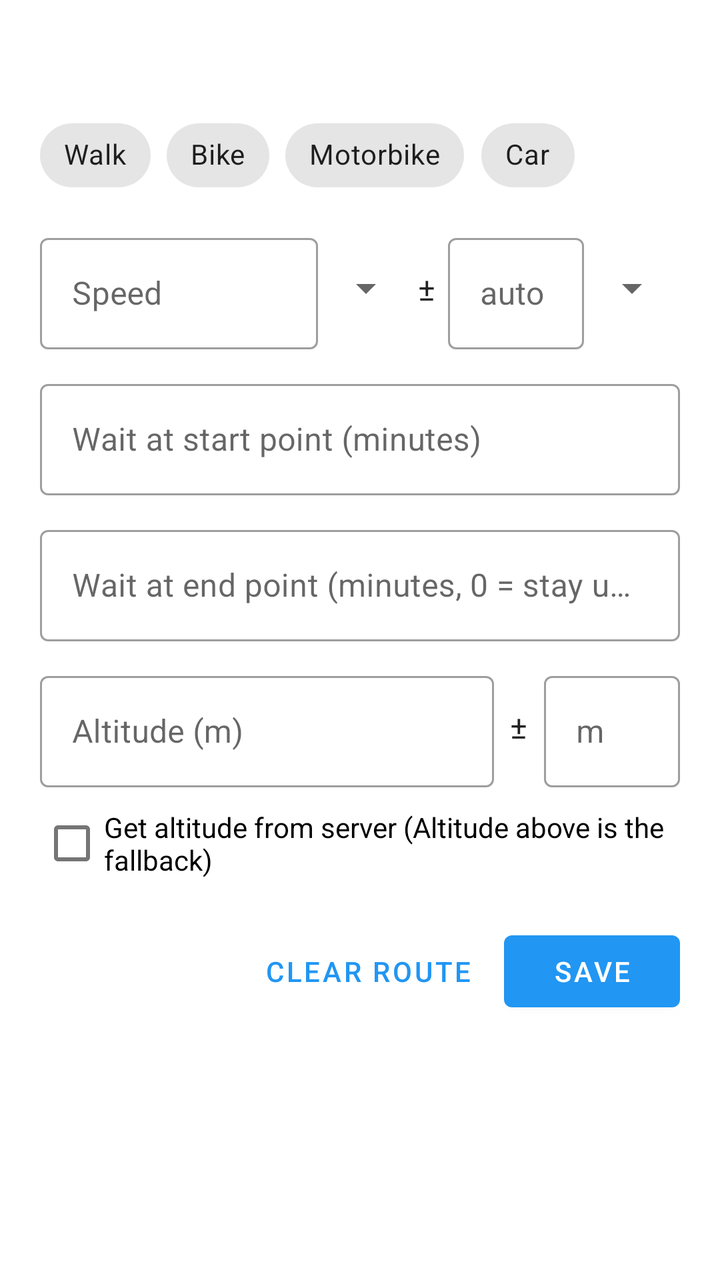
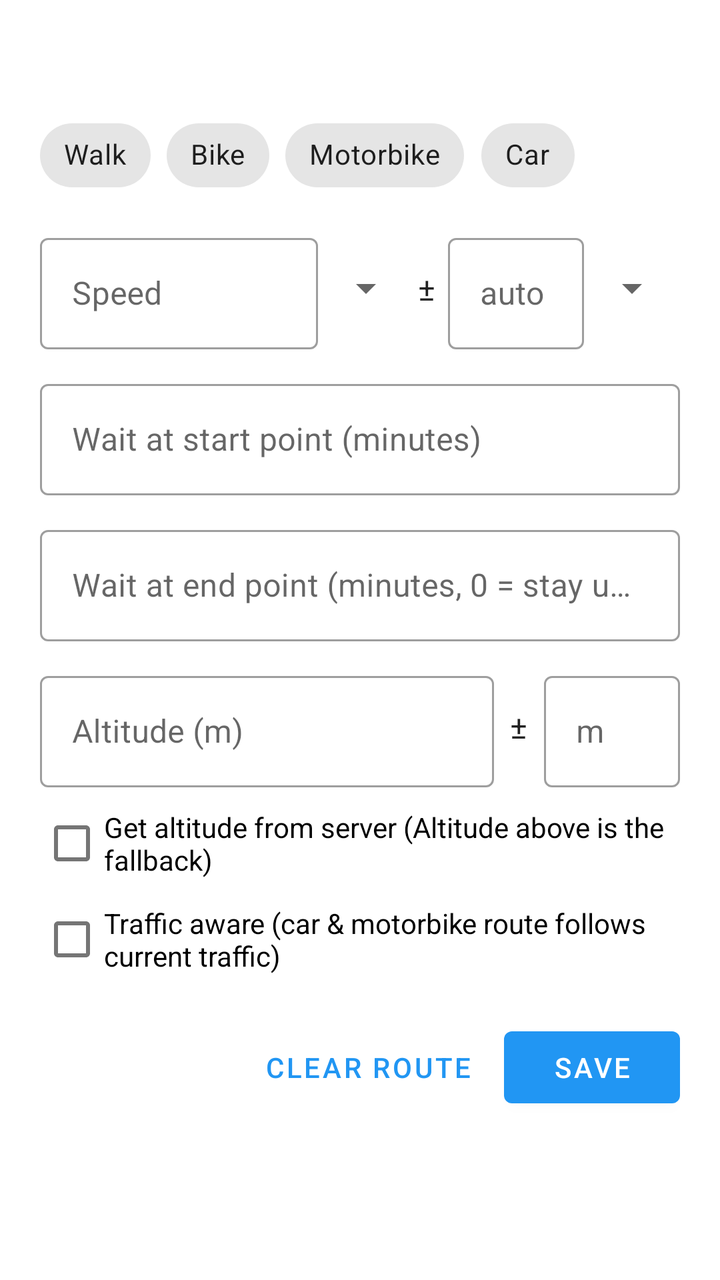

Before-and-after screenshots of an Android layout around one commit, followed by the original layout XML and the change that was made.
<!-- AndroidManifest.xml: application theme Theme.SetLoc -->
<!-- res/layout/route_options.xml -->
<?xml version="1.0" encoding="utf-8"?>
<androidx.core.widget.NestedScrollView xmlns:android="http://schemas.android.com/apk/res/android"
    xmlns:app="http://schemas.android.com/apk/res-auto"
    android:layout_width="match_parent"
    android:layout_height="wrap_content">

<LinearLayout
    android:layout_width="match_parent"
    android:layout_height="wrap_content"
    android:orientation="vertical"
    android:paddingStart="20dp"
    android:paddingTop="20dp"
    android:paddingEnd="20dp"
    android:paddingBottom="16dp">

    <TextView
        android:id="@+id/route_summary"
        android:layout_width="match_parent"
        android:layout_height="wrap_content"
        android:textAppearance="?attr/textAppearanceSubtitle1"
        android:textStyle="bold" />

    <com.google.android.material.chip.ChipGroup
        android:id="@+id/route_mode"
        android:layout_width="match_parent"
        android:layout_height="wrap_content"
        android:layout_marginTop="12dp"
        app:selectionRequired="true"
        app:singleSelection="true">

        <com.google.android.material.chip.Chip
            android:id="@+id/mode_walk"
            style="@style/Widget.MaterialComponents.Chip.Choice"
            android:layout_width="wrap_content"
            android:layout_height="wrap_content"
            android:text="@string/mode_walk" />

        <com.google.android.material.chip.Chip
            android:id="@+id/mode_bike"
            style="@style/Widget.MaterialComponents.Chip.Choice"
            android:layout_width="wrap_content"
            android:layout_height="wrap_content"
            android:text="@string/mode_bike" />

        <com.google.android.material.chip.Chip
            android:id="@+id/mode_motor"
            style="@style/Widget.MaterialComponents.Chip.Choice"
            android:layout_width="wrap_content"
            android:layout_height="wrap_content"
            android:text="@string/mode_motor" />

        <com.google.android.material.chip.Chip
            android:id="@+id/mode_car"
            style="@style/Widget.MaterialComponents.Chip.Choice"
            android:layout_width="wrap_content"
            android:layout_height="wrap_content"
            android:text="@string/mode_car" />
    </com.google.android.material.chip.ChipGroup>

    
    <LinearLayout
        android:layout_width="match_parent"
        android:layout_height="wrap_content"
        android:layout_marginTop="12dp"
        android:gravity="center_vertical"
        android:orientation="horizontal">

        <com.google.android.material.textfield.TextInputLayout
            android:id="@+id/route_speed_layout"
            style="@style/Widget.MaterialComponents.TextInputLayout.OutlinedBox"
            android:layout_width="0dp"
            android:layout_height="wrap_content"
            android:layout_weight="1"
            android:minWidth="84dp"
            android:hint="@string/route_speed">

            <com.google.android.material.textfield.TextInputEditText
                android:id="@+id/route_speed"
                android:layout_width="match_parent"
                android:layout_height="wrap_content"
                android:inputType="numberDecimal"
                android:maxLength="5" />
        </com.google.android.material.textfield.TextInputLayout>

        
        <Spinner
            android:id="@+id/route_speed_unit"
            android:layout_width="wrap_content"
            android:layout_height="wrap_content" />

        <TextView
            android:layout_width="wrap_content"
            android:layout_height="wrap_content"
            android:layout_marginStart="2dp"
            android:layout_marginEnd="6dp"
            android:text="±"
            android:textAppearance="?attr/textAppearanceSubtitle1" />

        <com.google.android.material.textfield.TextInputLayout
            android:id="@+id/route_speed_var_layout"
            style="@style/Widget.MaterialComponents.TextInputLayout.OutlinedBox"
            android:layout_width="@dimen/route_var_box_width"
            android:layout_height="wrap_content"
            android:hint="@string/route_auto">

            <com.google.android.material.textfield.TextInputEditText
                android:id="@+id/route_speed_var"
                android:layout_width="match_parent"
                android:layout_height="wrap_content"
                android:inputType="numberDecimal"
                android:maxLength="5" />
        </com.google.android.material.textfield.TextInputLayout>

        
        <Spinner
            android:id="@+id/route_speed_var_unit"
            android:layout_width="wrap_content"
            android:layout_height="wrap_content" />
    </LinearLayout>

    <com.google.android.material.textfield.TextInputLayout
        style="@style/Widget.MaterialComponents.TextInputLayout.OutlinedBox"
        android:layout_width="match_parent"
        android:layout_height="wrap_content"
        android:id="@+id/route_wait_layout"
        android:layout_marginTop="12dp"
        android:hint="@string/route_wait_start">

        <com.google.android.material.textfield.TextInputEditText
            android:id="@+id/route_wait"
            android:layout_width="match_parent"
            android:layout_height="wrap_content"
            android:inputType="numberDecimal"
            android:maxLength="5" />
    </com.google.android.material.textfield.TextInputLayout>

    <com.google.android.material.textfield.TextInputLayout
        style="@style/Widget.MaterialComponents.TextInputLayout.OutlinedBox"
        android:layout_width="match_parent"
        android:layout_height="wrap_content"
        android:id="@+id/route_wait_end_layout"
        android:layout_marginTop="12dp"
        android:hint="@string/route_wait_end">

        <com.google.android.material.textfield.TextInputEditText
            android:id="@+id/route_wait_end"
            android:layout_width="match_parent"
            android:layout_height="wrap_content"
            android:inputType="numberDecimal"
            android:maxLength="5" />
    </com.google.android.material.textfield.TextInputLayout>

    <LinearLayout
        android:layout_width="match_parent"
        android:layout_height="wrap_content"
        android:layout_marginTop="12dp"
        android:orientation="horizontal">

        <com.google.android.material.textfield.TextInputLayout
            style="@style/Widget.MaterialComponents.TextInputLayout.OutlinedBox"
            android:layout_width="0dp"
            android:layout_height="wrap_content"
            android:id="@+id/route_altitude_layout"
            android:layout_weight="1"
            android:hint="@string/route_altitude">

            <com.google.android.material.textfield.TextInputEditText
                android:id="@+id/route_altitude"
                android:layout_width="match_parent"
                android:layout_height="wrap_content"
                android:inputType="numberDecimal|numberSigned"
                android:maxLength="7" />
        </com.google.android.material.textfield.TextInputLayout>

        <TextView
            android:layout_width="wrap_content"
            android:layout_height="wrap_content"
            android:layout_gravity="center_vertical"
            android:layout_marginStart="8dp"
            android:layout_marginEnd="8dp"
            android:text="±"
            android:textAppearance="?attr/textAppearanceSubtitle1" />

        <com.google.android.material.textfield.TextInputLayout
            style="@style/Widget.MaterialComponents.TextInputLayout.OutlinedBox"
            android:id="@+id/route_altitude_var_layout"
            android:layout_width="@dimen/route_var_box_width"
            android:layout_height="wrap_content"
            android:hint="@string/route_altitude_var">

            <com.google.android.material.textfield.TextInputEditText
                android:id="@+id/route_altitude_var"
                android:layout_width="match_parent"
                android:layout_height="wrap_content"
                android:inputType="numberDecimal"
                android:maxLength="5" />
        </com.google.android.material.textfield.TextInputLayout>
    </LinearLayout>

    <com.google.android.material.checkbox.MaterialCheckBox
        android:id="@+id/route_altitude_server"
        android:layout_width="match_parent"
        android:layout_height="wrap_content"
        android:layout_marginTop="4dp"
        android:text="@string/route_altitude_server" />

    <LinearLayout
        android:layout_width="match_parent"
        android:layout_height="wrap_content"
        android:layout_marginTop="16dp"
        android:gravity="end"
        android:orientation="horizontal">

        <com.google.android.material.button.MaterialButton
            android:id="@+id/route_clear"
            style="@style/Widget.MaterialComponents.Button.TextButton"
            android:layout_width="wrap_content"
            android:layout_height="wrap_content"
            android:text="@string/route_clear" />

        <com.google.android.material.button.MaterialButton
            android:id="@+id/route_save"
            android:layout_width="wrap_content"
            android:layout_height="wrap_content"
            android:layout_marginStart="8dp"
            android:text="@string/route_save" />
    </LinearLayout>
</LinearLayout>
</androidx.core.widget.NestedScrollView>
<!-- resources referenced by this layout -->
<resources>
  <dimen name="route_var_box_width">68dp</dimen>
  <string name="mode_bike">Bike</string>
  <string name="mode_car">Car</string>
  <string name="mode_motor">Motorbike</string>
  <string name="mode_walk">Walk</string>
  <string name="route_altitude">Altitude (m)</string>
  <string name="route_altitude_server">Get altitude from server (Altitude above is the fallback)</string>
  <string name="route_altitude_var">m</string>
  <string name="route_auto">auto</string>
  <string name="route_clear">Clear route</string>
  <string name="route_save">Save</string>
  <string name="route_speed">Speed</string>
  <string name="route_wait_end">Wait at end point (minutes, 0 = stay until Stop)</string>
  <string name="route_wait_start">Wait at start point (minutes)</string>
  <style name="Theme.SetLoc" parent="Theme.MaterialComponents.DayNight.NoActionBar">
  
          <item name="colorPrimary">@color/primary</item>
          <item name="colorPrimaryDark">@color/primary_dark</item>
          <item name="colorAccent">@color/accent</item>
          <item name="colorOnPrimary">@color/white</item>
          <item name="android:navigationBarColor">@android:color/transparent</item>
  
      </style>
  <color name="primary">#2196F3</color>
  <color name="primary_dark">#1976D2</color>
  <color name="accent">#FF3F80</color>
  <color name="white">#FFFFFFFF</color>
</resources>

<!-- the commit's change to res/layout/route_options.xml (unified diff, before → after) -->
@@ -57,7 +57,6 @@
             android:text="@string/mode_car" />
     </com.google.android.material.chip.ChipGroup>
 
-    
     <LinearLayout
         android:layout_width="match_parent"
         android:layout_height="wrap_content"
@@ -82,7 +81,6 @@
                 android:maxLength="5" />
         </com.google.android.material.textfield.TextInputLayout>
 
-        
         <Spinner
             android:id="@+id/route_speed_unit"
             android:layout_width="wrap_content"
@@ -111,7 +109,6 @@
                 android:maxLength="5" />
         </com.google.android.material.textfield.TextInputLayout>
 
-        
         <Spinner
             android:id="@+id/route_speed_var_unit"
             android:layout_width="wrap_content"
@@ -204,6 +201,12 @@
         android:layout_marginTop="4dp"
         android:text="@string/route_altitude_server" />
 
+    <com.google.android.material.checkbox.MaterialCheckBox
+        android:id="@+id/route_traffic_aware"
+        android:layout_width="match_parent"
+        android:layout_height="wrap_content"
+        android:text="@string/route_traffic_aware" />
+
     <LinearLayout
         android:layout_width="match_parent"
         android:layout_height="wrap_content"
<!-- resource entries referenced after the edit -->
@@ -12,6 +12,7 @@
   <string name="route_clear">Clear route</string>
   <string name="route_save">Save</string>
   <string name="route_speed">Speed</string>
+  <string name="route_traffic_aware">Traffic aware (car &amp; motorbike route follows current traffic)</string>
   <string name="route_wait_end">Wait at end point (minutes, 0 = stay until Stop)</string>
   <string name="route_wait_start">Wait at start point (minutes)</string>
   <style name="Theme.SetLoc" parent="Theme.MaterialComponents.DayNight.NoActionBar">
